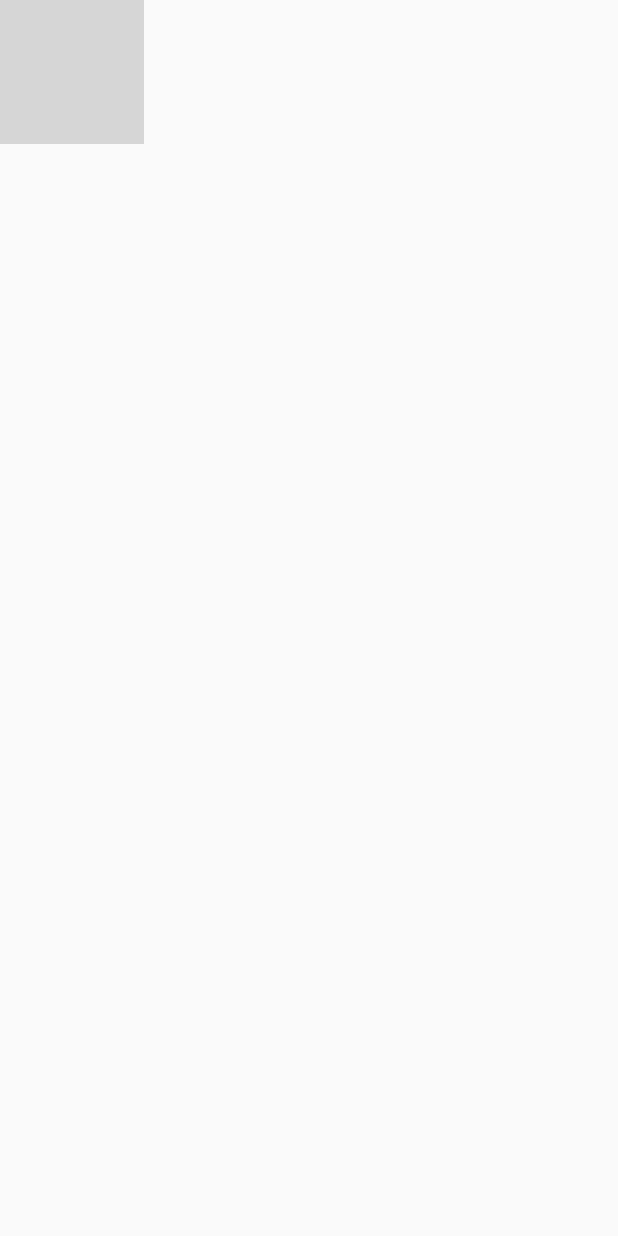
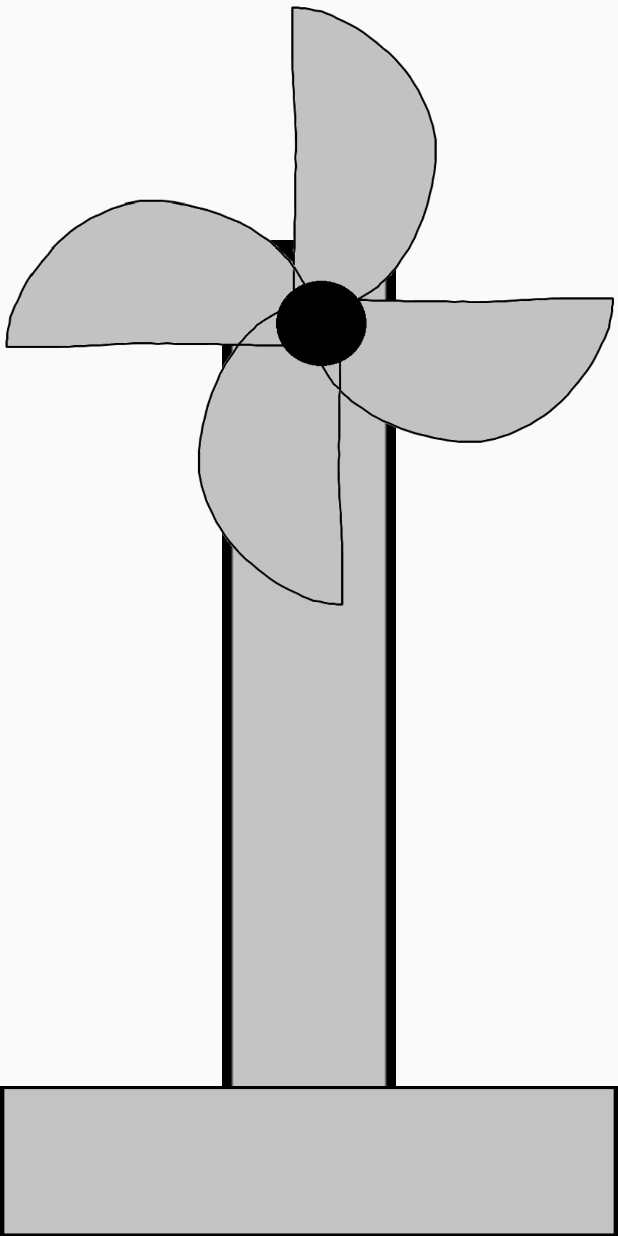
Before and after one commit to paulo-carvalho/FanProject, an Android app: the layout fragment_fan.xml on its own in the app's theme, with its tools: preview values and no code run, on a phone screen of 412 x 824 dp. Run offline under Robolectric (Android 15) with nearby library versions, the phone set to English and light mode, and no system bars; grey boxes are pictures that could not be loaded.

Commit message:
Designing a base

```diff
--- a/app/src/main/res/layout/fragment_fan.xml
+++ b/app/src/main/res/layout/fragment_fan.xml
@@ -3,12 +3,36 @@
     android:layout_width="match_parent"
     android:layout_height="match_parent"
     android:orientation="vertical"
-    tools:context=".FanActivity$PlaceholderFragment">
+    tools:context=".FanFragment">
 
-    <ImageView
-        android:layout_width="wrap_content"
-        android:layout_height="wrap_content"
-        android:id="@+id/imageFan"
-        android:src="@drawable/rotor"
-    />
+    <FrameLayout
+        xmlns:android="http://schemas.android.com/apk/res/android"
+        android:layout_width="fill_parent"
+        android:layout_height="fill_parent">
+
+        <ImageView
+            android:layout_width="fill_parent"
+            android:layout_height="fill_parent"
+            android:id="@+id/imageStick"
+            android:src="@drawable/stick"
+            android:layout_marginTop="160dp"
+            />
+
+        <ImageView
+            android:layout_width="fill_parent"
+            android:layout_height="wrap_content"
+            android:adjustViewBounds="true"
+            android:id="@+id/imageFan"
+            android:src="@drawable/rotor"
+            />
+
+        <FrameLayout
+            android:layout_width="fill_parent"
+            android:layout_height="100dp"
+            android:background="@drawable/base"
+            android:layout_gravity="bottom">
+
+        </FrameLayout>
+
+    </FrameLayout>
 </LinearLayout>
```
Also changed, not shown: app/src/main/java/android/lehman/fanproject/FanActivity.java (+2 -22 lines), app/src/main/java/android/lehman/fanproject/FanFragment.java (+21 -0 lines), app/src/main/res/drawable/base.png (added), app/src/main/res/drawable/rotor.png (added), app/src/main/res/drawable/stick.png (added).
